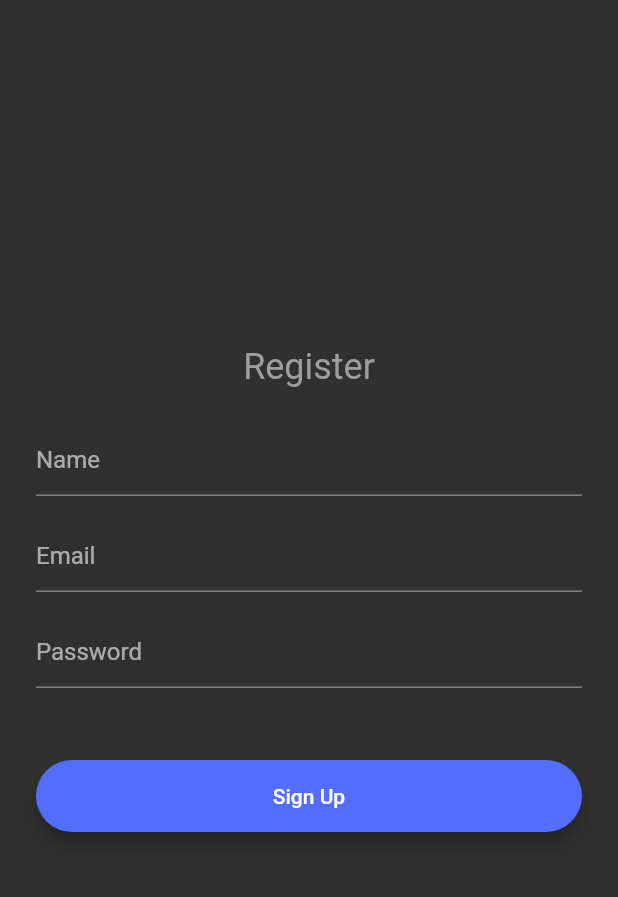
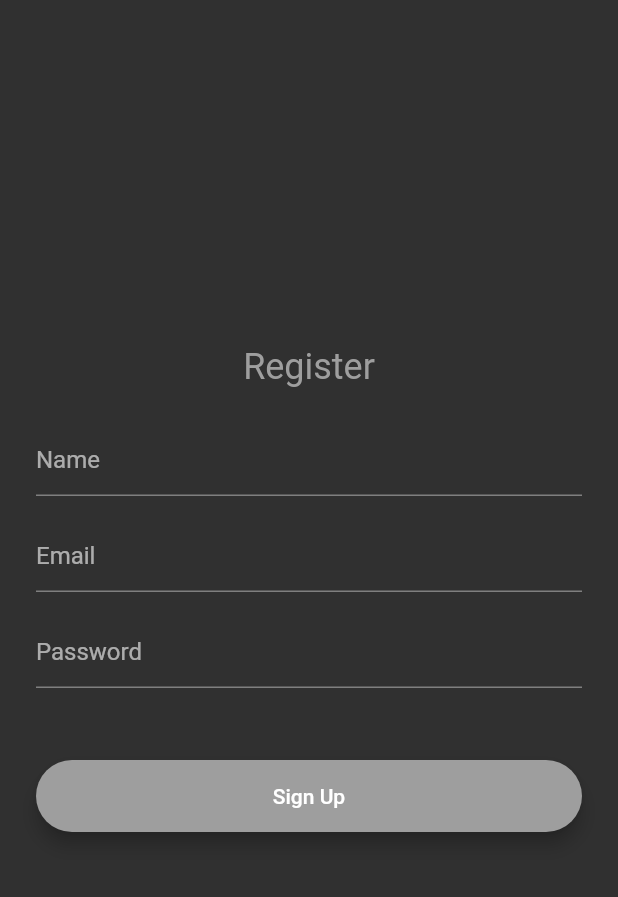
Before and after one commit to jeremiahbaclig/BuddyBuddy, a Flutter app: the RegisterPage screen opened by its route, on a phone screen of 412 x 824 dp, the part 59-956 px from its top. Run offline on Flutter 3.47's test engine with Material 2 defaults, Android fonts, the phone set to English and light mode, and no system bars; our stand-ins replace cloud_firestore, firebase_auth, firebase_core, google_fonts, google_sign_in, loading_animation_widget; accounts and stored records are empty.

Commit message:
Animation and route changes

```diff
--- /dev/null
+++ b/todo-list/todo_app/lib/animations.dart
@@ -0,0 +1,159 @@
+import 'package:flutter/material.dart';
+import 'package:loading_animation_widget/loading_animation_widget.dart';
+
+const double _kSize = 50;
+
+class AppBody {
+  final String title;
+  final Widget widget;
+  AppBody(
+    this.title,
+    this.widget,
+  );
+}
+
+final listOfAnimations = <AppBody>[
+  AppBody(
+    'waveDots',
+    LoadingAnimationWidget.waveDots(
+      color: Colors.white,
+      size: _kSize,
+    ),
+  ),
+  AppBody(
+    'inkDrop',
+    LoadingAnimationWidget.inkDrop(
+      color: Colors.white,
+      size: _kSize,
+    ),
+  ),
+  AppBody(
+    'twistingDots',
+    LoadingAnimationWidget.twistingDots(
+      leftDotColor: const Color(0xFF1A1A3F),
+      rightDotColor: const Color(0xFFEA3799),
+      size: _kSize,
+    ),
+  ),
+  AppBody(
+    'threeRotatingDots',
+    LoadingAnimationWidget.threeRotatingDots(
+      color: Colors.white,
+      size: _kSize,
+    ),
+  ),
+  AppBody(
+    'staggeredDotsWave',
+    LoadingAnimationWidget.staggeredDotsWave(
+      color: Colors.white,
+      size: _kSize,
+    ),
+  ),
+  AppBody(
+    'fourRotatingDots',
+    LoadingAnimationWidget.fourRotatingDots(
+      color: Colors.white,
+      size: _kSize,
+    ),
+  ),
+  AppBody(
+    'fallingDot',
+    LoadingAnimationWidget.fallingDot(
+      color: Colors.white,
+      size: _kSize,
+    ),
+  ),
+  AppBody(
+    'prograssiveDots',
+    LoadingAnimationWidget.prograssiveDots(
+      color: Colors.white,
+      size: _kSize,
+    ),
+  ),
+  AppBody(
+    'discreteCircle',
+    LoadingAnimationWidget.discreteCircle(
+        color: Colors.white,
+        size: _kSize,
+        secondRingColor: Colors.black,
+        thirdRingColor: Colors.purple),
+  ),
+  AppBody(
+    'threeArchedCircle',
+    LoadingAnimationWidget.threeArchedCircle(
+      color: Colors.white,
+      size: _kSize,
+    ),
+  ),
+  AppBody(
+    'bouncingBall',
+    LoadingAnimationWidget.bouncingBall(
+      color: Colors.white,
+      size: _kSize,
+    ),
+  ),
+  AppBody(
+    'flickr',
+    LoadingAnimationWidget.flickr(
+      leftDotColor: const Color(0xFF0063DC),
+      rightDotColor: const Color(0xFFFF0084),
+      size: _kSize,
+    ),
+  ),
+  AppBody(
+    'hexagonDots',
+    LoadingAnimationWidget.hexagonDots(
+      color: Colors.white,
+      size: _kSize,
+    ),
+  ),
+  AppBody(
+    'beat',
+    LoadingAnimationWidget.beat(
+      color: Colors.white,
+      size: _kSize,
+    ),
+  ),
+  AppBody(
+    'twoRotatingArc',
+    LoadingAnimationWidget.twoRotatingArc(
+      color: Colors.white,
+      size: _kSize,
+    ),
+  ),
+  AppBody(
+    'horizontalRotatingDots',
+    LoadingAnimationWidget.horizontalRotatingDots(
+      color: Colors.white,
+      size: _kSize,
+    ),
+  ),
+  AppBody(
+    'newtonCradle',
+    LoadingAnimationWidget.newtonCradle(
+      color: Colors.white,
+      size: 2 * _kSize,
+    ),
+  ),
+  AppBody(
+    'stretchedDots',
+    LoadingAnimationWidget.stretchedDots(
+      color: Colors.white,
+      size: _kSize,
+    ),
+  ),
+  AppBody(
+    'halfTriangleDot',
+    LoadingAnimationWidget.halfTriangleDot(
+      color: Colors.white,
+      size: _kSize,
+    ),
+  ),
+  AppBody(
+    'dotsTriangle',
+    LoadingAnimationWidget.dotsTriangle(
+      color: Colors.white,
+      size: _kSize,
+    ),
+  ),
+];
--- a/todo-list/todo_app/lib/auth.dart
+++ b/todo-list/todo_app/lib/auth.dart
@@ -1,5 +1,6 @@
 import 'package:firebase_auth/firebase_auth.dart';
 import 'package:flutter/material.dart';
+import 'package:google_sign_in/google_sign_in.dart';
 
 class Auth {
   static Future<User?> registerUsingEmailPassword(
@@ -8,7 +9,9 @@ class Auth {
       required String password,
       required BuildContext context}) async {
     FirebaseAuth auth = FirebaseAuth.instance;
+    final GoogleSignIn _googleSignIn = GoogleSignIn();
     User? user;
+
     try {
       UserCredential userCredential = await auth.createUserWithEmailAndPassword(
         email: email,
--- a/todo-list/todo_app/lib/profile.dart
+++ b/todo-list/todo_app/lib/profile.dart
@@ -1,5 +1,6 @@
 import 'package:firebase_auth/firebase_auth.dart';
 import 'package:flutter/material.dart';
+import 'package:todo_app/animations.dart';
 import 'package:todo_app/auth.dart';
 import 'package:todo_app/login.dart';
 import 'package:todo_app/navbar.dart';
@@ -32,7 +33,7 @@ class _ProfilePageState extends State<ProfilePage> {
       appBar: const CustomAppBar(
         title: "Profile",
         backButton: true,
-        pushToWhere: "home_screen",
+        pushToWhere: "home",
       ),
       body: Center(
         child: Column(
@@ -72,7 +73,7 @@ class _ProfilePageState extends State<ProfilePage> {
                     ),
                   ),
             _isSendingVerification
-                ? const CircularProgressIndicator()
+                ? listOfAnimations[1].widget
                 : Row(
                     mainAxisSize: MainAxisSize.min,
                     children: !_currentUser.emailVerified
--- a/todo-list/todo_app/lib/registration.dart
+++ b/todo-list/todo_app/lib/registration.dart
@@ -2,7 +2,9 @@ import 'package:flutter/material.dart';
 
 import 'package:firebase_auth/firebase_auth.dart';
 import 'package:google_fonts/google_fonts.dart';
+import 'package:todo_app/animations.dart';
 import 'package:todo_app/auth.dart';
+import 'package:todo_app/home.dart';
 import 'package:todo_app/navbar.dart';
 import 'package:todo_app/profile.dart';
 import 'package:todo_app/rounded_button.dart';
@@ -25,6 +27,25 @@ class _RegisterPageState extends State<RegisterPage> {
   final _focusPassword = FocusNode();
 
   bool _isProcessing = false;
+  bool _isFormFilled = false;
+
+  @override
+  void initState() {
+    super.initState();
+
+    // Add listeners to text controllers
+    _nameTextController.addListener(_updateFormFilledStatus);
+    _emailTextController.addListener(_updateFormFilledStatus);
+    _passwordTextController.addListener(_updateFormFilledStatus);
+  }
+
+  void _updateFormFilledStatus() {
+    setState(() {
+      _isFormFilled = _nameTextController.text.isNotEmpty &&
+          _emailTextController.text.isNotEmpty &&
+          _passwordTextController.text.isNotEmpty;
+    });
+  }
 
   @override
   Widget build(BuildContext context) {
@@ -111,25 +132,26 @@ class _RegisterPageState extends State<RegisterPage> {
                       ),
                       const SizedBox(height: 32.0),
                       _isProcessing
-                          ? const CircularProgressIndicator()
+                          ? listOfAnimations[1].widget
                           : Row(
                               children: [
                                 Expanded(
-                                  child: RoundedButton(
-                                    title: "Sign Up",
-                                    color: Colors.indigoAccent,
-                                    onPressed: () async {
+                                  child: GestureDetector(
+                                    onTap: _isFormFilled && !_isProcessing
+                                        ? () async {
                                             setState(() {
                                               _isProcessing = true;
                                             });
 
                                             if (_registerFormKey.currentState!
                                                 .validate()) {
-                                        User? user = await Auth
-                                            .registerUsingEmailPassword(
-                                                name: _nameTextController.text,
+                                              User? user =
+                                                  await Auth.registerUsingEmailPassword(
+                                                      name: _nameTextController
+                                                          .text,
                                                       email:
-                                                    _emailTextController.text,
+                                                          _emailTextController
+                                                              .text,
                                                       password:
                                                           _passwordTextController
                                                               .text,
@@ -144,13 +166,25 @@ class _RegisterPageState extends State<RegisterPage> {
                                                     .pushAndRemoveUntil(
                                                   MaterialPageRoute(
                                                     builder: (context) =>
-                                                  ProfilePage(user: user),
+                                                        const HomeScreen(),
                                                   ),
                                                   ModalRoute.withName('/'),
                                                 );
                                               }
+                                            } else {
+                                              setState(() {
+                                                _isProcessing = false;
+                                              });
                                             }
-                                    },
+                                          }
+                                        : null,
+                                    child: RoundedButton(
+                                      onPressed: () => {},
+                                      title: "Sign Up",
+                                      color: _isFormFilled && !_isProcessing
+                                          ? Colors.indigoAccent
+                                          : Colors.grey,
+                                    ),
                                   ),
                                 ),
                               ],
--- a/todo-list/todo_app/lib/side_bar.dart
+++ b/todo-list/todo_app/lib/side_bar.dart
@@ -12,7 +12,7 @@ class SideBar extends StatelessWidget {
               leading: const Icon(Icons.settings),
               title: const Text("Settings"),
               onTap: () {
-                Navigator.pushNamed(context, 'settings_screen');
+                Navigator.pushNamed(context, 'settings');
               }),
         ],
       ),
--- a/todo-list/todo_app/pubspec.yaml
+++ b/todo-list/todo_app/pubspec.yaml
@@ -13,6 +13,8 @@ dependencies:
   flutter:
     sdk: flutter
   google_fonts: ^5.1.0
+  google_sign_in: ^6.1.4
+  loading_animation_widget: ^1.2.0+4
   provider: ^6.0.5
 
 dev_dependencies:
```
Also changed, not shown: todo-list/todo_app/lib/login.dart (+21 -13 lines), todo-list/todo_app/lib/main.dart (+5 -4 lines), todo-list/todo_app/lib/tasks.dart (+5 -9 lines), todo-list/todo_app/lib/todo.dart (+6 -10 lines), todo-list/todo_app/lib/welcome.dart (+87 -25 lines), todo-list/todo_app/pubspec.lock. Lines whose indentation alone changed are shown as unchanged.
